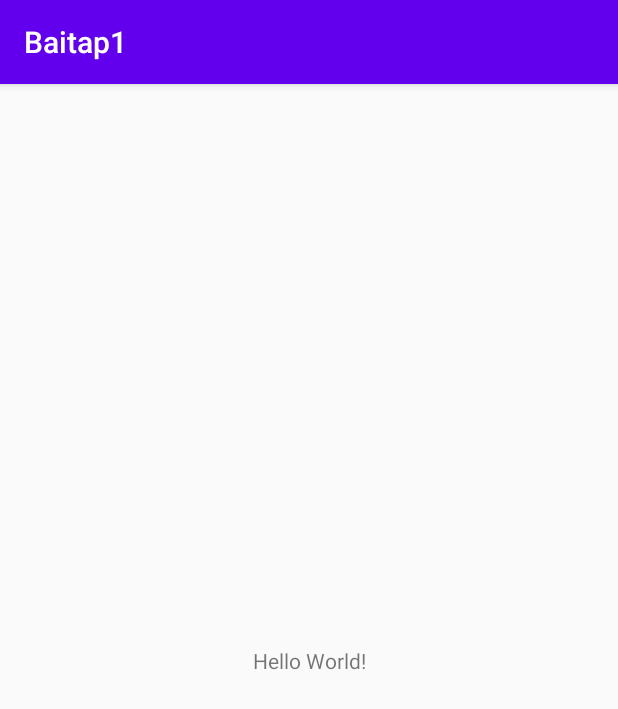
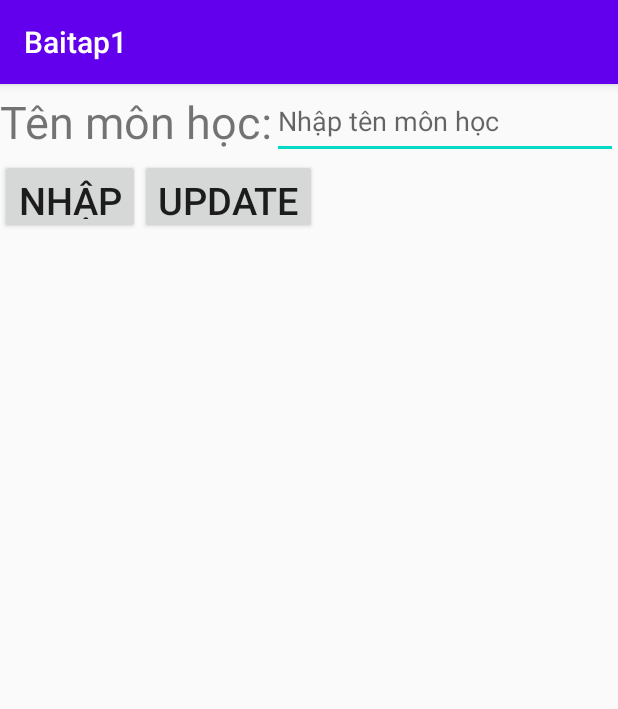
Before and after one commit to WuzenLiz/Baitapvn1, an Android app: the screen it shows after launch (MainActivity), on a phone screen of 412 x 824 dp. Shown: the top 709 px of the screen. Run offline under Robolectric (Android 15) with nearby library versions, the phone set to English and light mode, and no system bars.

```diff
--- a/app/src/main/java/com/vCreativeIX/Oracle/baitap1/MainActivity.java
+++ b/app/src/main/java/com/vCreativeIX/Oracle/baitap1/MainActivity.java
@@ -2,13 +2,61 @@ package com.vCreativeIX.Oracle.baitap1;
 
 import androidx.appcompat.app.AppCompatActivity;
 
+import android.content.Context;
 import android.os.Bundle;
+import android.view.View;
+import android.widget.ArrayAdapter;
+import android.widget.Button;
+import android.widget.EditText;
+import android.widget.ListView;
+import android.widget.TextView;
+import android.widget.Toast;
+
+import java.util.ArrayList;
+import java.util.List;
 
 public class MainActivity extends AppCompatActivity {
+    Button btnInput;
+    Button btnUpdate;
+    ListView SubList;
+    EditText subInp;
+    ArrayList<String> list;
+    ArrayAdapter<String> arrayAdapter;
 
     @Override
     protected void onCreate(Bundle savedInstanceState) {
         super.onCreate(savedInstanceState);
         setContentView(R.layout.activity_main);
+        //Define
+        btnInput = (Button) findViewById(R.id.btnInput);
+        btnUpdate = (Button) findViewById(R.id.btnUpdate);
+        SubList = (ListView) findViewById(R.id.SubView);
+        subInp = (EditText) findViewById(R.id.SubInp);
+        list = new ArrayList<String>();
+        arrayAdapter = new ArrayAdapter<>(getApplicationContext(), android.R.layout.simple_list_item_1, list);
+        //Function_Define
+        btnInput.setOnClickListener(new View.OnClickListener() {
+            @Override
+            public void onClick(View v) {
+                String SubNames = subInp.getText().toString();
+                list.add(SubNames);
+                Context context = getApplicationContext();
+                CharSequence text = "Đã Nhập!" ;
+                int duration = Toast.LENGTH_SHORT ;
+                Toast toast = Toast.makeText( context , text , duration );
+                toast.show ();
+            }
+        });
+        btnUpdate.setOnClickListener(new View.OnClickListener() {
+            @Override
+            public void onClick(View v) {
+                SubList.setAdapter(arrayAdapter);
+                Context context = getApplicationContext();
+                CharSequence text = "Cập nhập thành công!" ;
+                int duration = Toast.LENGTH_SHORT ;
+                Toast toast = Toast.makeText( context , text , duration );
+                toast.show ();
+            }
+        });
     }
 }
--- a/app/src/main/res/layout/activity_main.xml
+++ b/app/src/main/res/layout/activity_main.xml
@@ -1,18 +1,59 @@
 <?xml version="1.0" encoding="utf-8"?>
-<androidx.constraintlayout.widget.ConstraintLayout xmlns:android="http://schemas.android.com/apk/res/android"
+<RelativeLayout xmlns:android="http://schemas.android.com/apk/res/android"
     xmlns:app="http://schemas.android.com/apk/res-auto"
     xmlns:tools="http://schemas.android.com/tools"
     android:layout_width="match_parent"
     android:layout_height="match_parent"
+    android:orientation="horizontal"
     tools:context=".MainActivity">
+    <RelativeLayout
+        android:layout_width="wrap_content"
+        android:layout_height="50dp"
+        android:id="@+id/part1">
+        <TextView
+            android:layout_width="wrap_content"
+            android:layout_height="match_parent"
+            android:id="@+id/titinfo"
+            android:text="@string/sub_Name"
+            android:gravity="center_vertical|start"
+            android:textSize="30sp"/>
 
-    <TextView
-        android:layout_width="wrap_content"
+        <EditText
+            android:layout_width="match_parent"
+            android:layout_height="match_parent"
+            android:layout_toEndOf="@+id/titinfo"
+            android:hint="@string/inputSubName"
+            android:inputType="text"
+            tools:ignore="Autofill,LabelFor,TextFields"
+            android:id="@+id/SubInp"/>
+    </RelativeLayout>
+    <RelativeLayout
+        android:layout_width="match_parent"
+        android:layout_height="50dp"
+        android:id="@+id/part2"
+        android:layout_below="@+id/part1">
+        <Button
+            android:layout_width="wrap_content"
+            android:layout_height="match_parent"
+            android:text="@string/Input"
+            android:textSize="25sp"
+            android:id="@+id/btnInput"
+            android:layout_gravity="center"/>
+        <Button
+            android:layout_width="wrap_content"
+            android:layout_height="match_parent"
+            android:text="@string/update"
+            android:textSize="25sp"
+            android:id="@+id/btnUpdate"
+            android:layout_toEndOf="@id/btnInput"
+            android:layout_gravity="center"/>
+    </RelativeLayout>
+    <ListView
+        android:id="@+id/SubView"
+        android:layout_width="match_parent"
         android:layout_height="wrap_content"
-        android:text="Hello World!"
-        app:layout_constraintBottom_toBottomOf="parent"
-        app:layout_constraintLeft_toLeftOf="parent"
-        app:layout_constraintRight_toRightOf="parent"
-        app:layout_constraintTop_toTopOf="parent" />
+        android:layout_below="@id/part2">
 
-</androidx.constraintlayout.widget.ConstraintLayout>
+    </ListView>
+
+</RelativeLayout>
--- a/app/src/main/res/values/strings.xml
+++ b/app/src/main/res/values/strings.xml
@@ -1,3 +1,8 @@
 <resources>
     <string name="app_name">Baitap1</string>
+    <string name="sub_Name">Tên môn học:</string>
+    <string name="inputSubName">Nhập tên môn học</string>
+    <string name="Input">Nhập</string>
+    <string name="update">update</string>
+    <string name="toast">Đã nhập</string>
 </resources>
```
